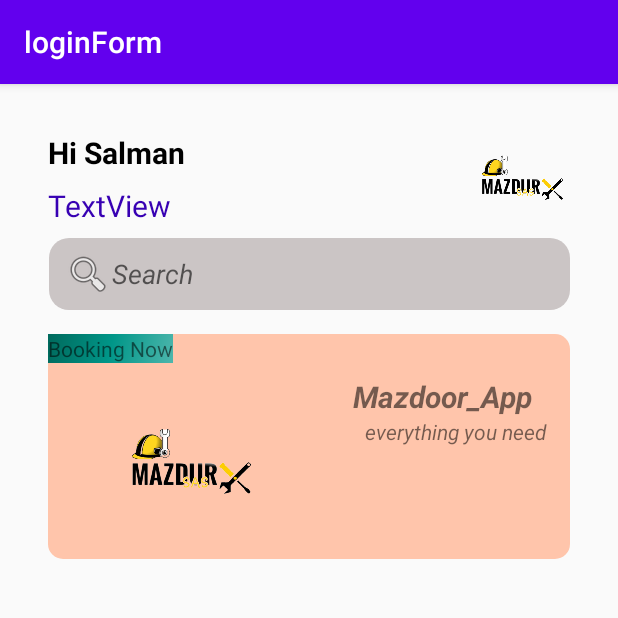
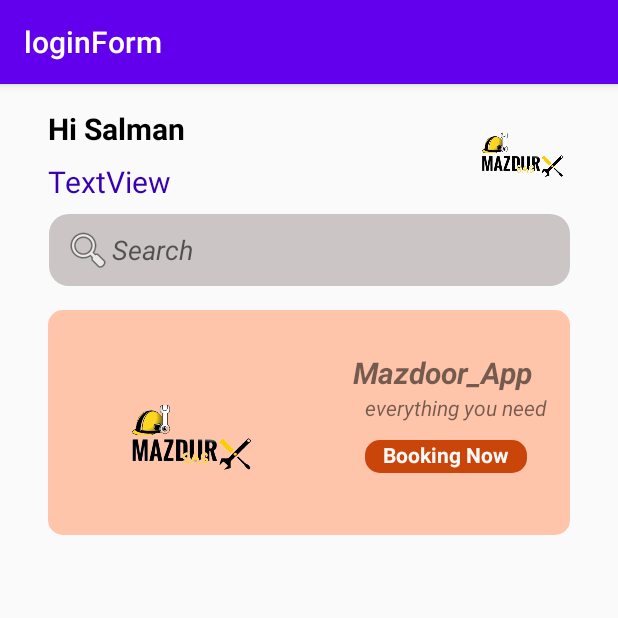
Before and after one commit to SalmanRajp00t/Mazdoor_App, an Android app: the screen it shows after launch (project_1), on a phone screen of 412 x 824 dp, the top half of it. Run offline under Robolectric (Android 15) with nearby library versions, the phone set to English and light mode, and no system bars.

Commit message:
background ready

```diff
--- /dev/null
+++ b/app/src/main/res/drawable/oringdark.xml
@@ -0,0 +1,9 @@
+<?xml version="1.0" encoding="utf-8"?>
+<selector xmlns:android="http://schemas.android.com/apk/res/android">
+    <item>
+        <shape android:shape="rectangle">
+            <corners android:radius="10dp"/>
+            <solid android:color="#CA4509"/>
+        </shape>
+    </item>
+</selector>
--- a/app/src/main/res/layout/activity_project1.xml
+++ b/app/src/main/res/layout/activity_project1.xml
@@ -30,7 +30,7 @@
                     android:layout_width="wrap_content"
                     android:layout_height="wrap_content"
                     android:layout_marginStart="32dp"
-                    android:layout_marginTop="32dp"
+                    android:layout_marginTop="16dp"
                     android:text="Hi Salman"
                     android:textColor="@color/black"
                     android:textSize="20dp"
@@ -120,20 +120,19 @@
                         app:layout_constraintStart_toEndOf="@+id/imageView4"
                         app:layout_constraintTop_toBottomOf="@+id/textView4" />
 
-                    <androidx.constraintlayout.widget.ConstraintLayout
-                        android:layout_width="wrap_content"
-                        android:layout_height="wrap_content">
-
-                    </androidx.constraintlayout.widget.ConstraintLayout>
-
                     <TextView
                         android:id="@+id/textView6"
-                        android:layout_width="wrap_content"
-                        android:layout_height="19dp"
-                        android:background="@drawable/side_nav_bar"
+                        android:layout_width="108dp"
+                        android:layout_height="22dp"
+                        android:layout_marginStart="28dp"
+                        android:layout_marginTop="12dp"
+                        android:background="@drawable/oringdark"
+                        android:paddingStart="12dp"
                         android:text="Booking Now"
-                        tools:layout_editor_absoluteX="225dp"
-                        tools:layout_editor_absoluteY="88dp" />
+                        android:textColor="#FBF8F8"
+                        android:textStyle="bold"
+                        app:layout_constraintStart_toEndOf="@+id/imageView4"
+                        app:layout_constraintTop_toBottomOf="@+id/textView5" />
                 </androidx.constraintlayout.widget.ConstraintLayout>
 
             </androidx.constraintlayout.widget.ConstraintLayout>
```
